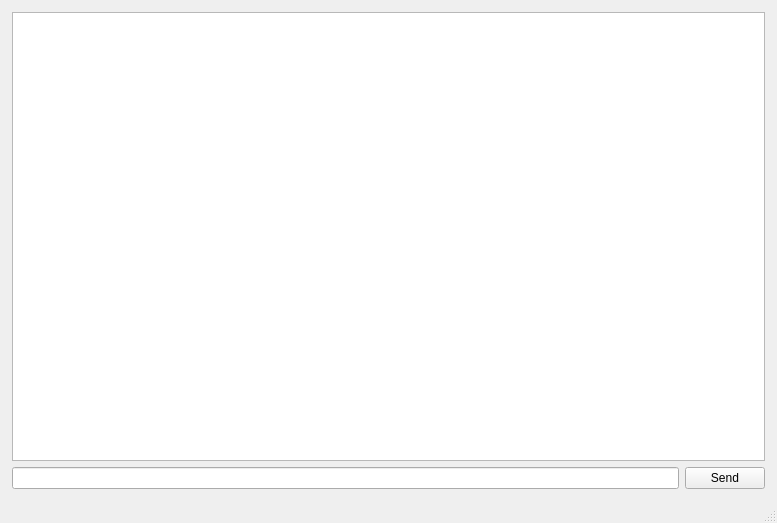
This is client.ui in KAN-RYU/Simple-Chat as Qt 5 draws it before an edit. The edited form follows.
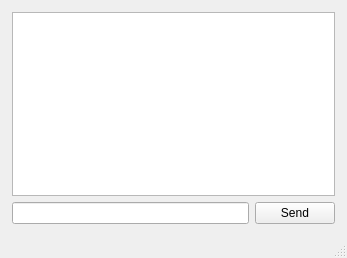
This is the edited form.

Commit message: Smaller default gui

The edit to the form file:
```diff
--- a/client.ui
+++ b/client.ui
@@ -6,8 +6,8 @@
    <rect>
     <x>0</x>
     <y>0</y>
-    <width>777</width>
-    <height>523</height>
+    <width>347</width>
+    <height>258</height>
    </rect>
   </property>
   <property name="windowTitle">
```
Left out of the diff: 2 changed lines with no effect on the pictures.
